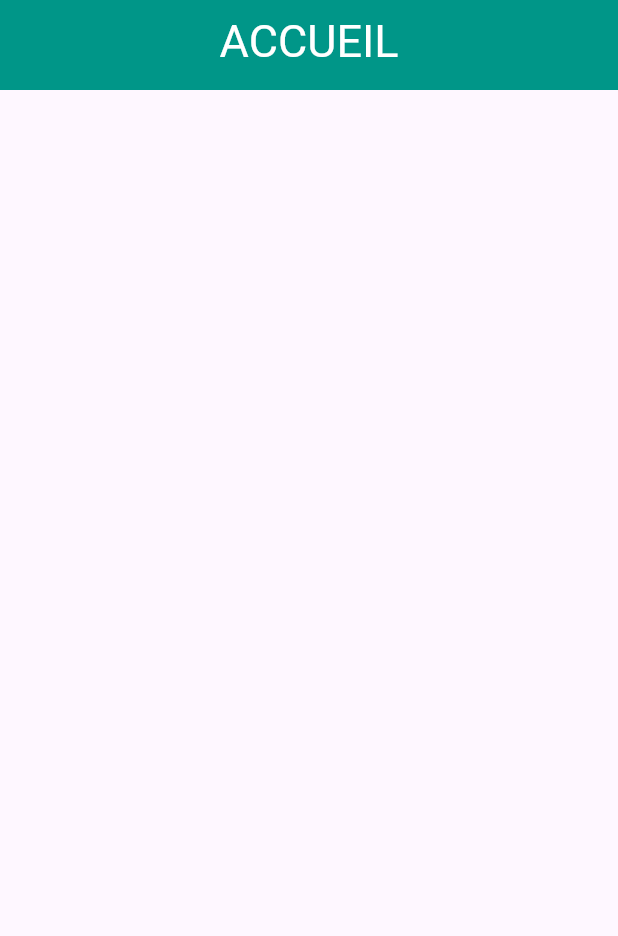
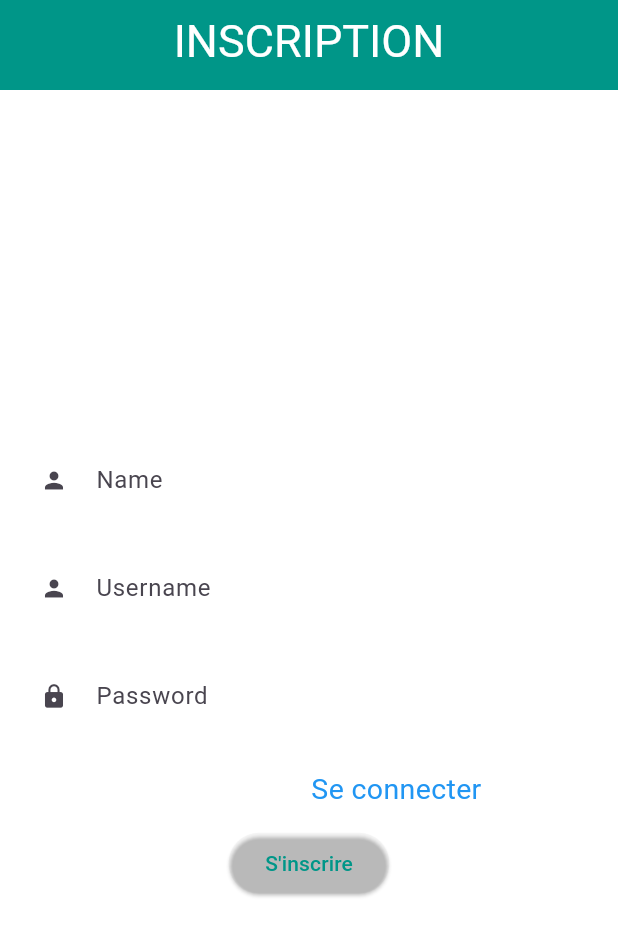
Before and after one commit to cisse410/waref, a Flutter app: the screen it shows after launch, on a phone screen of 412 x 824 dp. Shown: the top 936 px of the screen. Run offline on Flutter 3.47's test engine with Material 3 defaults, Android fonts, the phone set to English and light mode, and no system bars; Roboto replaces fonts that are missing (Times New Roman).

Commit message:
login and register forms

```diff
--- /dev/null
+++ b/lib/auth/button.dart
@@ -0,0 +1,21 @@
+import 'package:flutter/material.dart';
+
+class Button extends StatelessWidget {
+  const Button({
+    super.key,
+    required this.content,
+  });
+
+  final String content;
+
+  @override
+  Widget build(BuildContext context) {
+    return ElevatedButton(
+      onPressed: () {},
+      style: ElevatedButton.styleFrom(
+          foregroundColor: Colors.teal,
+          backgroundColor: const Color.fromARGB(0, 2, 2, 6)),
+      child: Text(content),
+    );
+  }
+}
--- /dev/null
+++ b/lib/auth/input_password_field.dart
@@ -0,0 +1,29 @@
+import 'package:flutter/material.dart';
+
+class InputPasswordField extends StatelessWidget {
+  const InputPasswordField({super.key, required this.hintText});
+  final String hintText;
+
+  @override
+  Widget build(BuildContext context) {
+    return Padding(
+      padding: const EdgeInsets.all(12.0),
+      child: TextField(
+        decoration: InputDecoration(
+          border: OutlineInputBorder(
+            borderSide: BorderSide.none,
+            borderRadius: BorderRadius.circular(12),
+          ),
+          filled: true,
+          fillColor: Colors.white,
+          isDense: true,
+          prefixIcon: const Icon(Icons.lock),
+          hintText: hintText,
+        ),
+        obscureText: true,
+        cursorColor: Colors.teal,
+        keyboardType: TextInputType.text,
+      ),
+    );
+  }
+}
--- /dev/null
+++ b/lib/auth/input_text_field.dart
@@ -0,0 +1,31 @@
+import 'package:flutter/material.dart';
+
+class InputTextField extends StatelessWidget {
+  const InputTextField({
+    super.key,
+    required this.hintText,
+  });
+  final String hintText;
+
+  @override
+  Widget build(BuildContext context) {
+    return Padding(
+      padding: const EdgeInsets.all(12.0),
+      child: TextField(
+        decoration: InputDecoration(
+          border: OutlineInputBorder(
+            borderSide: BorderSide.none,
+            borderRadius: BorderRadius.circular(12),
+          ),
+          filled: true,
+          fillColor: Colors.white,
+          isDense: true,
+          prefixIcon: const Icon(Icons.person),
+          hintText: hintText,
+        ),
+        cursorColor: Colors.teal,
+        keyboardType: TextInputType.text,
+      ),
+    );
+  }
+}
--- /dev/null
+++ b/lib/auth/login.dart
@@ -0,0 +1,63 @@
+import 'package:flutter/material.dart';
+import 'package:waref/auth/input_password_field.dart';
+import 'package:waref/auth/input_text_field.dart';
+import 'package:waref/routes/routes.dart';
+import 'package:waref/widgets/default_appbar.dart';
+
+import 'button.dart';
+
+class Login extends StatelessWidget {
+  const Login({super.key});
+
+  @override
+  Widget build(BuildContext context) {
+    return Scaffold(
+      backgroundColor: const Color.fromARGB(0, 2, 2, 6),
+      appBar: const MainAppBar(
+        title: "connexion",
+      ),
+      body: Center(
+        child: SingleChildScrollView(
+          child: Column(
+            mainAxisAlignment: MainAxisAlignment.center,
+            children: [
+              const InputTextField(
+                hintText: "Username",
+              ),
+              const InputPasswordField(
+                hintText: "Password",
+              ),
+              Padding(
+                padding: const EdgeInsets.symmetric(vertical: 12),
+                child: Row(
+                  mainAxisAlignment: MainAxisAlignment.center,
+                  children: [
+                    const Text(
+                      "Je suis nouveau ici?",
+                      style: TextStyle(color: Colors.white, fontSize: 19),
+                    ),
+                    const SizedBox(
+                      width: 10,
+                    ),
+                    GestureDetector(
+                        onTap: () {
+                          Navigator.of(context)
+                              .pushNamed(RouteManager.register);
+                        },
+                        child: const Text(
+                          "M'inscrire",
+                          style: TextStyle(color: Colors.blue, fontSize: 19),
+                        )),
+                  ],
+                ),
+              ),
+              const Button(
+                content: "Se conecter",
+              ),
+            ],
+          ),
+        ),
+      ),
+    );
+  }
+}
--- /dev/null
+++ b/lib/auth/register.dart
@@ -0,0 +1,61 @@
+import 'package:flutter/material.dart';
+import 'package:waref/auth/button.dart';
+import 'package:waref/routes/routes.dart';
+import 'package:waref/widgets/default_appbar.dart';
+
+import 'input_password_field.dart';
+import 'input_text_field.dart';
+
+class Register extends StatelessWidget {
+  const Register({super.key});
+
+  @override
+  Widget build(BuildContext context) {
+    return Scaffold(
+      backgroundColor: const Color.fromARGB(0, 2, 2, 6),
+      appBar: const MainAppBar(title: "inscription"),
+      body: Center(
+        child: SingleChildScrollView(
+          child: Column(
+            mainAxisAlignment: MainAxisAlignment.center,
+            children: [
+              const InputTextField(
+                hintText: "Name",
+              ),
+              const InputTextField(
+                hintText: "Username",
+              ),
+              const InputPasswordField(
+                hintText: "Password",
+              ),
+              Padding(
+                padding: const EdgeInsets.symmetric(vertical: 12),
+                child: Row(
+                  mainAxisAlignment: MainAxisAlignment.center,
+                  children: [
+                    const Text(
+                      "Déjà inscrit?",
+                      style: TextStyle(color: Colors.white, fontSize: 19),
+                    ),
+                    const SizedBox(
+                      width: 10,
+                    ),
+                    GestureDetector(
+                        onTap: () {
+                          Navigator.of(context).pushNamed(RouteManager.login);
+                        },
+                        child: const Text(
+                          "Se connecter",
+                          style: TextStyle(color: Colors.blue, fontSize: 19),
+                        )),
+                  ],
+                ),
+              ),
+              const Button(content: "S'inscrire")
+            ],
+          ),
+        ),
+      ),
+    );
+  }
+}
--- a/lib/main.dart
+++ b/lib/main.dart
@@ -1,4 +1,5 @@
 import 'package:flutter/material.dart';
+import 'package:waref/auth/register.dart';
 import 'package:waref/routes/routes.dart';
 
 void main() => runApp(const HomeApp());
@@ -13,8 +14,10 @@ class HomeApp extends StatelessWidget {
       theme: ThemeData(
         fontFamily: 'Times New Roman',
       ),
-      initialRoute: RouteManager.homePage,
+      initialRoute: RouteManager.register,
       onGenerateRoute: RouteManager.generateRoute,
+      // initialRoute: RouteManager.homePage,
+      // onGenerateRoute: RouteManager.generateRoute,
     );
   }
 }
--- a/lib/routes/routes.dart
+++ b/lib/routes/routes.dart
@@ -1,4 +1,6 @@
 import 'package:flutter/material.dart';
+import 'package:waref/auth/login.dart';
+import 'package:waref/auth/register.dart';
 import 'package:waref/pages/add_task.dart';
 import 'package:waref/pages/home.dart';
 import 'package:waref/pages/show_tasks.dart';
@@ -7,6 +9,8 @@ class RouteManager {
   static const String homePage = '/';
   static const String addTask = '/addTask';
   static const String showTask = '/showTask';
+  static const String login = '/login';
+  static const String register = '/register';
 
   static Route<dynamic> generateRoute(RouteSettings settings) {
     switch (settings.name) {
@@ -17,8 +21,14 @@ class RouteManager {
       case addTask:
         return MaterialPageRoute(builder: (context) => const AddTask());
       case showTask:
+        return MaterialPageRoute(builder: (context) => const ShowTask());
+      case login:
         return MaterialPageRoute(
-          builder: (context) => const ShowTask()
+          builder: (context) => const Login(),
+        );
+      case register:
+        return MaterialPageRoute(
+          builder: (context) => const Register(),
         );
       default:
         throw const FormatException("Verifiez la route specifiée");
--- a/lib/widgets/default_appbar.dart
+++ b/lib/widgets/default_appbar.dart
@@ -16,6 +16,7 @@ class MainAppBar extends StatelessWidget implements PreferredSizeWidget {
       ),
       backgroundColor: Colors.teal,
       centerTitle: true,
+      automaticallyImplyLeading: false,
     );
   }
 }
```
